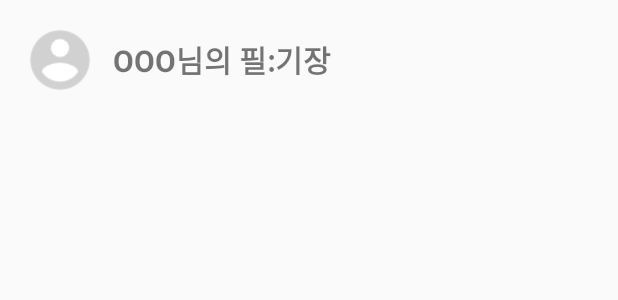
After one commit to 2093ab/pill_note, an Android app: the layout fragment_calendar.xml on its own in the app's theme, with its tools: preview values and no code run, on a phone screen of 412 x 824 dp. The commit adds this screen. Shown: the top 300 px of the screen. Run offline under Robolectric (Android 15) with nearby library versions, the phone set to English and light mode, and no system bars.

Commit message:
design: add calender view

```diff
--- /dev/null
+++ b/app/src/main/res/layout/fragment_calendar.xml
@@ -0,0 +1,38 @@
+<?xml version="1.0" encoding="utf-8"?>
+<LinearLayout xmlns:android="http://schemas.android.com/apk/res/android"
+    xmlns:tools="http://schemas.android.com/tools"
+    android:layout_width="match_parent"
+    android:layout_height="match_parent"
+    android:orientation="vertical"
+    android:gravity="center_horizontal"
+    android:padding="20dp"
+    tools:context=".CalendarFragment">
+
+    <LinearLayout
+        android:layout_width="match_parent"
+        android:layout_height="wrap_content"
+        android:orientation="horizontal"
+        android:gravity="center_vertical"
+        android:layout_marginBottom="15dp">
+
+        <ImageView
+            android:layout_width="40dp"
+            android:layout_height="40dp"
+            android:src="@drawable/profile_icon" />
+
+        <TextView
+            android:layout_width="wrap_content"
+            android:layout_height="wrap_content"
+            android:layout_marginLeft="15dp"
+            android:text="OOO님의 필:기장"
+            android:textSize="20dp"
+            android:textStyle="bold" />
+
+    </LinearLayout>
+
+    <androidx.recyclerview.widget.RecyclerView
+        android:id="@+id/calendar_recyclerview"
+        android:layout_width="match_parent"
+        android:layout_height="wrap_content" />
+
+</LinearLayout>
--- a/app/src/main/res/values/colors.xml
+++ b/app/src/main/res/values/colors.xml
@@ -6,4 +6,5 @@
     <color name="dark_gray">#787878</color>
     <color name="main">#D4A3C4</color>
     <color name="pink">#EB8DB5</color>
+    <color name="blue">#A8D1E7</color>
 </resources>
```
Also changed, not shown: app/src/main/java/com/example/pill_note/CalendarFragment.kt (added, +73 -0 lines), app/src/main/res/drawable/back_icon.png (added), app/src/main/res/drawable/next_icon.png (added).
